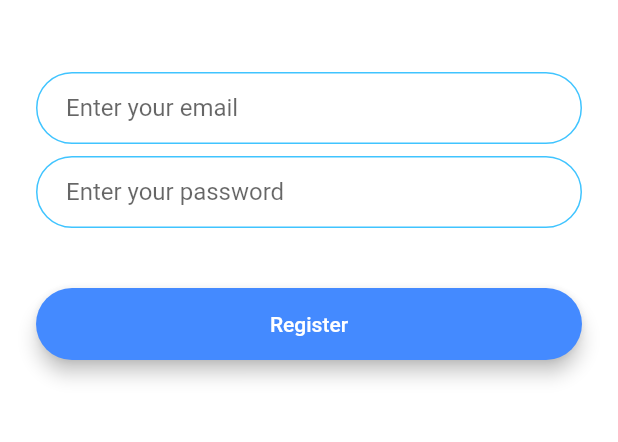
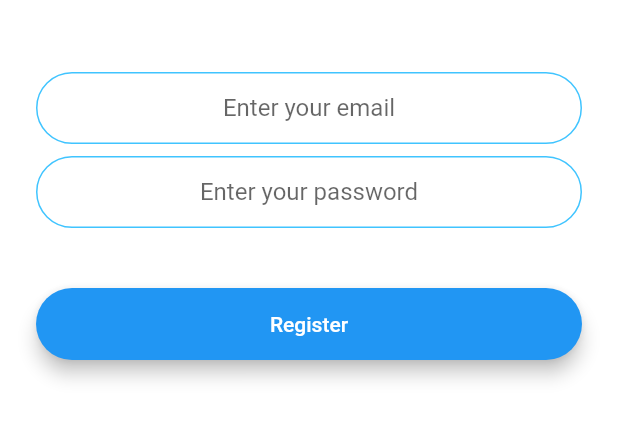
Before and after one commit to arundogra/chatmate, a Flutter app: the screen it shows after launch, after a tap on "Registration", on a phone screen of 412 x 824 dp, the part 576-1018 px from its top. Run offline on Flutter 3.47's test engine with Material 2 defaults, Android fonts, the phone set to English and light mode, and no system bars; our stand-ins replace animated_text_kit, firebase_auth, firebase_core, modal_progress_hud; accounts and stored records are empty; network calls fail.

Commit message:
auth-sign-in-&-registration

```diff
--- a/lib/components/rounded_button.dart
+++ /dev/null
@@ -1,37 +0,0 @@
-import 'package:flutter/material.dart';
-
-class RoundedButton extends StatelessWidget {
-  RoundedButton({
-    required this.title,
-    required this.colour,
-    required this.onPressed,
-  });
-
-  final Color colour;
-  final String title;
-  final String onPressed;
-
-
-  @override
-  Widget build(BuildContext context) {
-    return Padding(
-      padding: EdgeInsets.symmetric(vertical: 16.0),
-      child: Material(
-        elevation: 5.0,
-        color: colour,
-        borderRadius: BorderRadius.circular(30.0),
-        child: MaterialButton(
-          onPressed:() {
-            Navigator.pushNamed(context, onPressed);
-          },
-          minWidth: 200.0,
-          height: 42.0,
-          child: Text(
-              title,
-            style: TextStyle(color: Colors.white),
-          ),
-        ),
-      ),
-    );
-  }
-}
--- a/lib/main.dart
+++ b/lib/main.dart
@@ -1,10 +1,16 @@
+//  @dart=2.9
 import 'package:flutter/material.dart';
 import '/screens/welcome_screen.dart';
 import '/screens/login_screen.dart';
 import '/screens/registration_screen.dart';
 import '/screens/chat_screen.dart';
+import 'package:firebase_core/firebase_core.dart';
 
-void main() => runApp(ChatMate());
+void main() async {
+  WidgetsFlutterBinding.ensureInitialized();
+  await Firebase.initializeApp();
+  runApp(ChatMate());
+}
 
 class ChatMate extends StatelessWidget {
   @override
--- a/lib/screens/registration_screen.dart
+++ b/lib/screens/registration_screen.dart
@@ -1,23 +1,31 @@
+import 'package:modal_progress_hud/modal_progress_hud.dart';
 import 'package:chatmate/constants.dart';
+import 'package:chatmate/screens/chat_screen.dart';
+import 'package:firebase_auth/firebase_auth.dart';
 import 'package:flutter/material.dart';
-import 'package:chatmate/components/rounded_button.dart';
+
 
 class RegistrationScreen extends StatefulWidget {
 
   static String id = 'registration_screen';
-
   @override
   _RegistrationScreenState createState() => _RegistrationScreenState();
 }
 
 class _RegistrationScreenState extends State<RegistrationScreen> {
 
+  bool showSpinner = false;
+  String email = '';
+  String password = '';
+  final _auth = FirebaseAuth.instance;
 
   @override
   Widget build(BuildContext context) {
     return Scaffold(
       backgroundColor: Colors.white,
-      body: Padding(
+      body: ModalProgressHUD(
+        inAsyncCall: showSpinner,
+        child: Padding(
           padding: EdgeInsets.symmetric(horizontal: 24.0),
           child: Column(
             mainAxisAlignment: MainAxisAlignment.center,
@@ -34,8 +42,10 @@ class _RegistrationScreenState extends State<RegistrationScreen> {
                 height: 48.0,
               ),
               TextField(
+                keyboardType: TextInputType.emailAddress,
+                textAlign: TextAlign.center,
                 onChanged: (value) {
-                //Do something with the user input.
+                  email = value;
                 },
                 decoration: kTextFieldDecoration.copyWith(hintText: 'Enter your email')
               ),
@@ -43,16 +53,55 @@ class _RegistrationScreenState extends State<RegistrationScreen> {
                 height: 8.0,
               ),
               TextField(
+                  textAlign: TextAlign.center,
+                  obscureText: true,
                   onChanged: (value) {
-                //Do something with the user input.
+                  password = value;
                 },
                 decoration: kTextFieldDecoration.copyWith(hintText: 'Enter your password')
               ),
               SizedBox(
                 height: 24.0,
               ),
-            RoundedButton(title: 'Register', colour: Colors.blueAccent, onPressed: 'null',)
+              Padding(
+                padding: EdgeInsets.symmetric(vertical: 16.0),
+                child: Material(
+                  elevation: 5.0,
+                  color: Colors.blue,
+                  borderRadius: BorderRadius.circular(30.0),
+                  child: MaterialButton(
+                    onPressed:() async {
+                      setState(() {
+                        showSpinner = true;
+                        print(email);
+                      });
+                      try {
+                        final newUser = await _auth.createUserWithEmailAndPassword(email: email, password: password);
+                        if(newUser != null) {
+                          Navigator.pushNamed(context, ChatScreen.id);
+                        }
+                        setState(() {
+                          showSpinner = false;
+                        });
+                      } catch(e) {
+                        setState(() {
+                          showSpinner = false;
+                        });
+                        print(e);
+                      }
+
+                    },
+                    minWidth: 200.0,
+                    height: 42.0,
+                    child: Text(
+                      'Register',
+                      style: TextStyle(color: Colors.white),
+                    ),
+                  ),
+                ),
+              ),
             ],
+          ),
         ),
       ),
     );
--- a/lib/screens/welcome_screen.dart
+++ b/lib/screens/welcome_screen.dart
@@ -1,3 +1,4 @@
+import 'package:chatmate/screens/chat_screen.dart';
 import 'package:chatmate/screens/login_screen.dart';
 import 'package:chatmate/screens/registration_screen.dart';
 import 'package:flutter/material.dart';
@@ -73,8 +74,44 @@ class _WelcomeScreenState extends State<WelcomeScreen> with SingleTickerProvider
             SizedBox(
               height: 48.0,
             ),
-            RoundedButton(title: 'login',colour: Colors.lightBlueAccent,onPressed: LoginScreen.id),
-            RoundedButton(title: 'Registration',colour: Colors.blueAccent, onPressed: RegistrationScreen.id),
+        Padding(
+          padding: EdgeInsets.symmetric(vertical: 16.0),
+          child: Material(
+            elevation: 5.0,
+            color: Colors.lightBlueAccent,
+            borderRadius: BorderRadius.circular(30.0),
+            child: MaterialButton(
+              onPressed:() {
+                Navigator.pushNamed(context, LoginScreen.id);
+              },
+              minWidth: 200.0,
+              height: 42.0,
+              child: Text(
+                'Login',
+                style: TextStyle(color: Colors.white),
+              ),
+            ),
+          ),
+        ),
+            Padding(
+              padding: EdgeInsets.symmetric(vertical: 16.0),
+              child: Material(
+                elevation: 5.0,
+                color: Colors.blue,
+                borderRadius: BorderRadius.circular(30.0),
+                child: MaterialButton(
+                  onPressed:() {
+                    Navigator.pushNamed(context, RegistrationScreen.id);
+                  },
+                  minWidth: 200.0,
+                  height: 42.0,
+                  child: Text(
+                    'Registration',
+                    style: TextStyle(color: Colors.white),
+                  ),
+                ),
+              ),
+            ),
           ],
         ),
       ),
--- a/pubspec.yaml
+++ b/pubspec.yaml
@@ -36,6 +36,10 @@ dependencies:
   # Use with the CupertinoIcons class for iOS style icons.
   cupertino_icons: ^1.0.2
   animated_text_kit: ^4.2.1
+  firebase_core: ^1.17.0
+  firebase_auth: ^3.3.18
+  cloud_firestore: ^3.1.16
+  modal_progress_hud: ^0.1.3
 
 dev_dependencies:
   flutter_test:
```
Also changed, not shown: lib/screens/chat_screen.dart (+25 -1 lines), lib/screens/login_screen.dart (+57 -6 lines), lib/services/auth.dart (added), pubspec.lock, 3 other files. Lines whose indentation alone changed are shown as unchanged.
